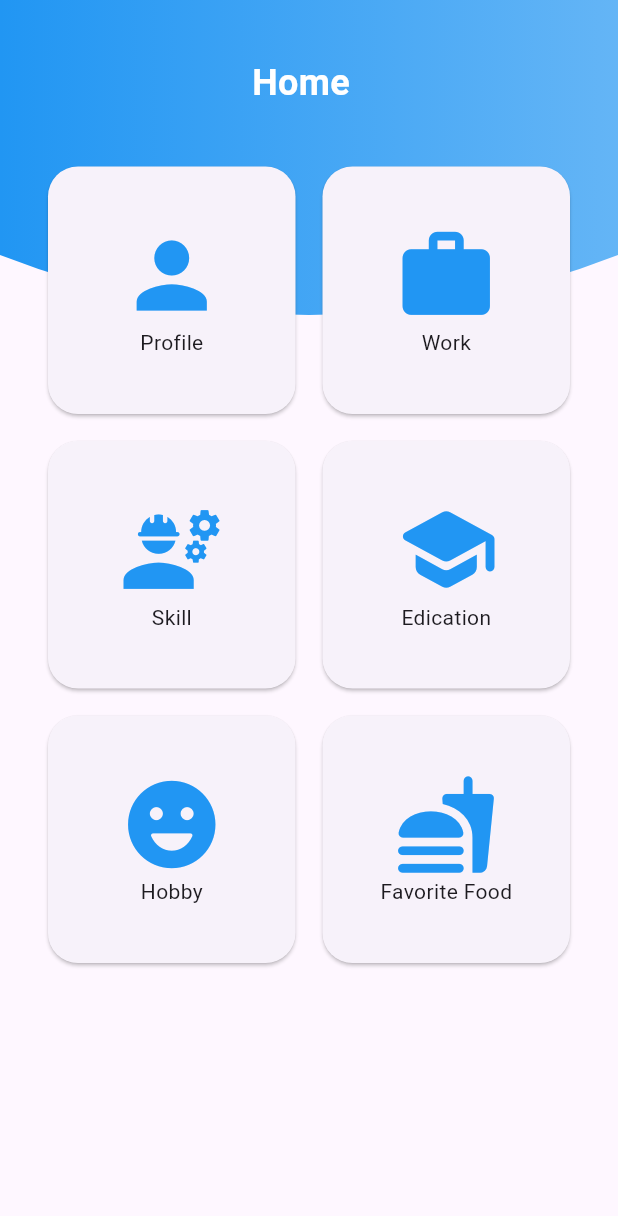
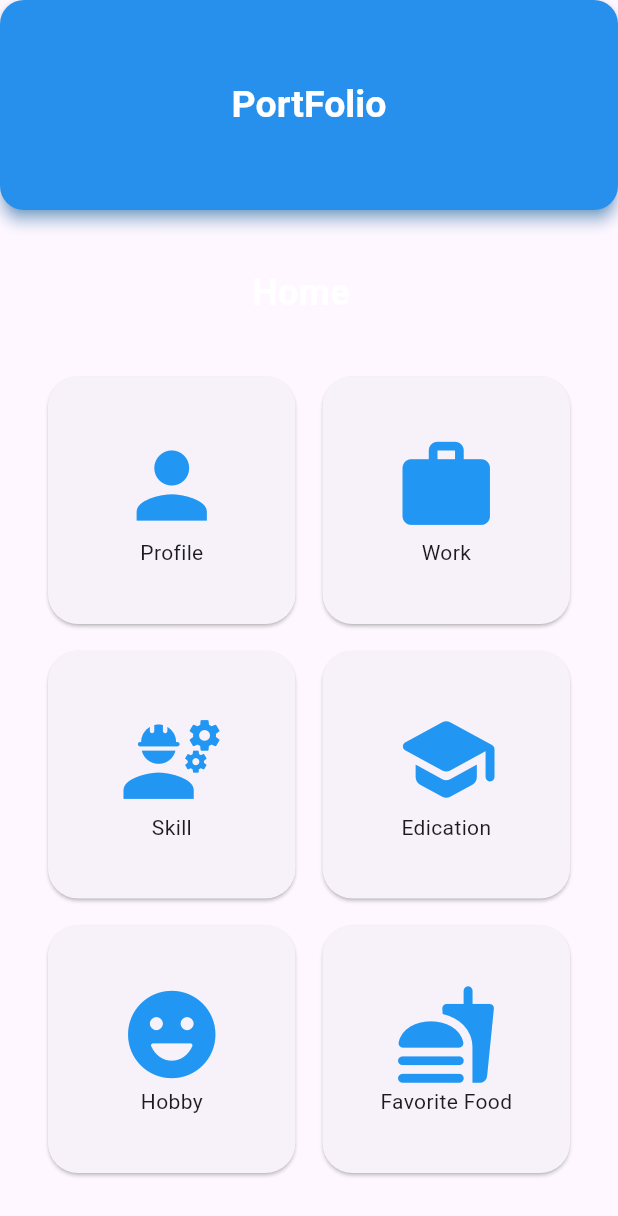
Before and after one commit to meer31/PortFolio, a Flutter app: the screen it shows after launch, on a phone screen of 412 x 824 dp. Shown: the top 1216 px of the screen. Run offline on Flutter 3.47's test engine with Material 3 defaults, Android fonts, the phone set to English and light mode, and no system bars.

Commit message:
setting the  app bar

```diff
--- a/lib/Pages/Dashboard/Dashboard.dart
+++ b/lib/Pages/Dashboard/Dashboard.dart
@@ -14,19 +14,30 @@ class MyDashboard extends StatelessWidget {
   @override
   Widget build(BuildContext context) {
     return Scaffold(
+      appBar: AppBar(
+        toolbarHeight: 140,
+        backgroundColor: Colors.blue,
+        elevation: 4.0,
+        shadowColor: Colors.blue,
+        shape:RoundedRectangleBorder(
+          borderRadius: BorderRadius.circular(16)
+        ),
+        title: Text("PortFolio",style: TextStyle(color: Colors.white,fontSize: 25,fontWeight: FontWeight.bold),),
+        centerTitle: true,
+      ),
       body: Stack(
         children: [
-          ClipPath(
-            clipper: ShapeDashboard(),
-            child: Container(
-              height: 250,
-              width: MediaQuery.of(context).size.width,
-              decoration: BoxDecoration(
-                  gradient: LinearGradient(
-                    colors: <Color>[Colors.blue, Colors.blue.shade300],
-                  )),
-            ),
-          ),
+          // ClipPath(
+          //   clipper: ShapeDashboard(),
+          //   child: Container(
+          //     height: 250,
+          //     width: MediaQuery.of(context).size.width,
+          //     decoration: BoxDecoration(
+          //         gradient: LinearGradient(
+          //           colors: <Color>[Colors.blue, Colors.blue.shade300],
+          //         )),
+          //   ),
+          // ),
           SafeArea(
             child: Padding(
               padding: const EdgeInsets.all(8.0),
```
